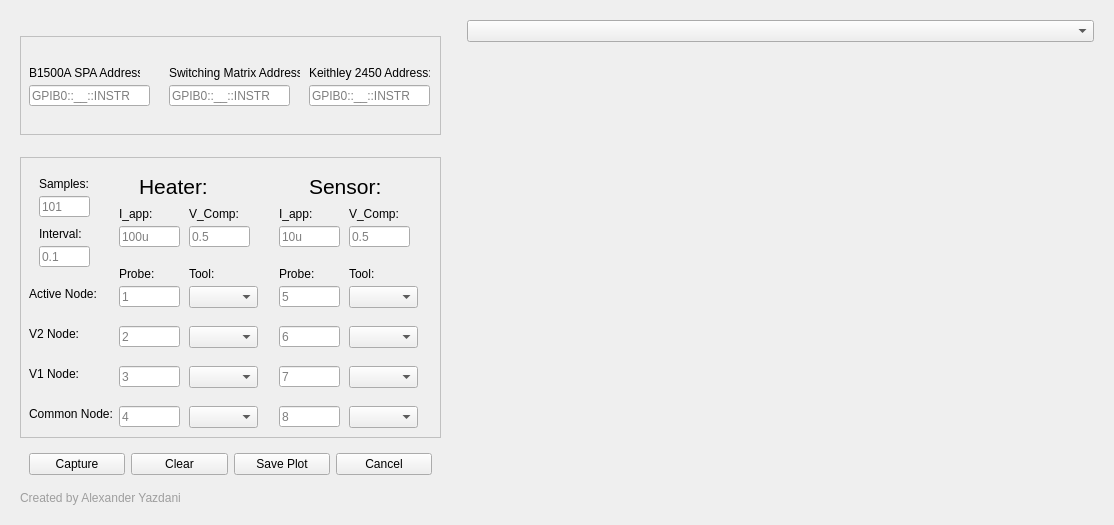
Before: the Qt Designer form DC_Sampling_GUI_8Probe_backend.ui in Alexyazdani/GUI_Testing, drawn with Qt 5.
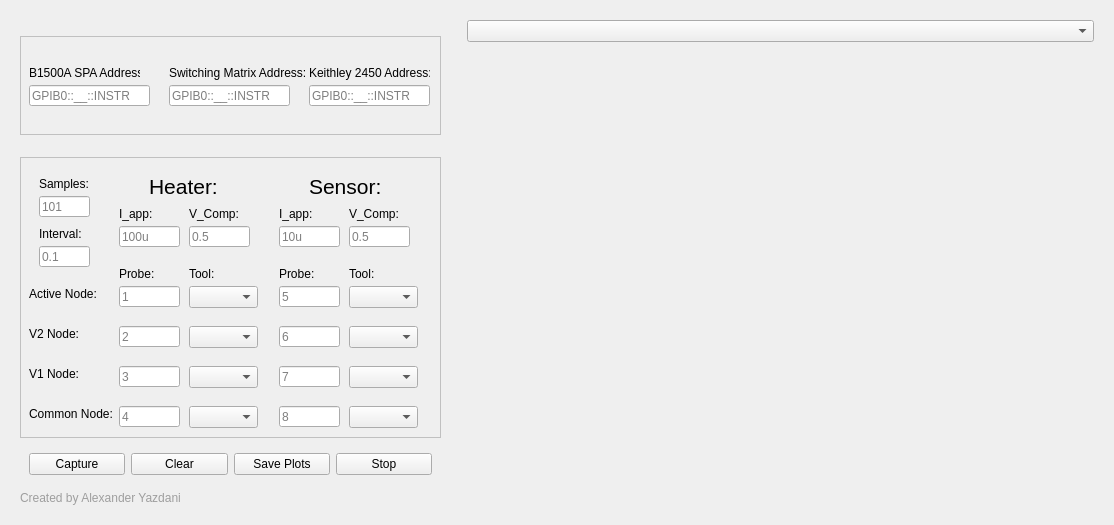
After: the same form once the commit is applied.

What changed in the file:
```diff
--- a/DC_Sampling_GUI_8Probe_backend.ui
+++ b/DC_Sampling_GUI_8Probe_backend.ui
@@ -75,7 +75,7 @@
              <rect>
               <x>140</x>
               <y>20</y>
-              <width>131</width>
+              <width>141</width>
               <height>16</height>
              </rect>
             </property>
@@ -593,7 +593,7 @@
            <widget class="QLabel" name="label_6">
             <property name="geometry">
              <rect>
-              <x>110</x>
+              <x>120</x>
               <y>10</y>
               <width>91</width>
               <height>21</height>
@@ -728,14 +728,14 @@
          <item>
           <widget class="QPushButton" name="save_button">
            <property name="text">
-            <string>Save Plot</string>
+            <string>Save Plots</string>
            </property>
           </widget>
          </item>
          <item>
           <widget class="QPushButton" name="cancel_button">
            <property name="text">
-            <string>Cancel</string>
+            <string>Stop</string>
            </property>
           </widget>
          </item>
```
